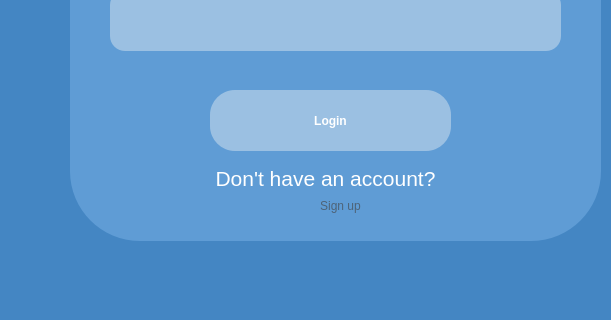
Qt form AGUniverse/login.ui (codingburgas/sprint-eschool-ag-universe) before a commit; both pictures show x 0 to 611 and y 400 to 720 of the 1100 by 720 pixel window.
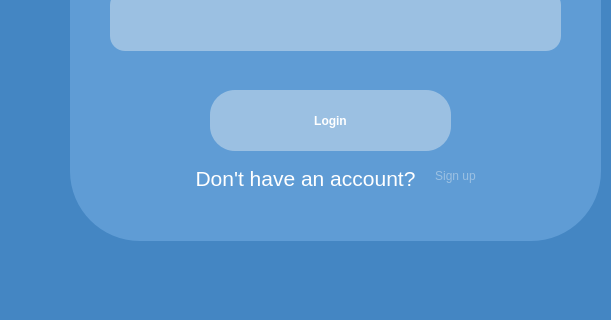
The same form after that commit. Icons and pictures are not drawn.

Diff of the .ui file:
```diff
--- a/AGUniverse/login.ui
+++ b/AGUniverse/login.ui
@@ -215,7 +215,7 @@
    <widget class="QLabel" name="label_6">
     <property name="geometry">
      <rect>
-      <x>120</x>
+      <x>100</x>
       <y>560</y>
       <width>411</width>
       <height>51</height>
@@ -231,16 +231,16 @@
    <widget class="QPushButton" name="pushButton_2">
     <property name="geometry">
      <rect>
-      <x>240</x>
-      <y>580</y>
-      <width>201</width>
-      <height>51</height>
+      <x>410</x>
+      <y>560</y>
+      <width>91</width>
+      <height>31</height>
      </rect>
     </property>
     <property name="styleSheet">
      <string notr="true">border:0px;
 font:17pt &quot;Allerta&quot;;
-color:#4d6378;
+color:#9bc0e2;
 </string>
     </property>
     <property name="text">
```
Left out of the diff: 18 changed lines with no effect on the pictures.
